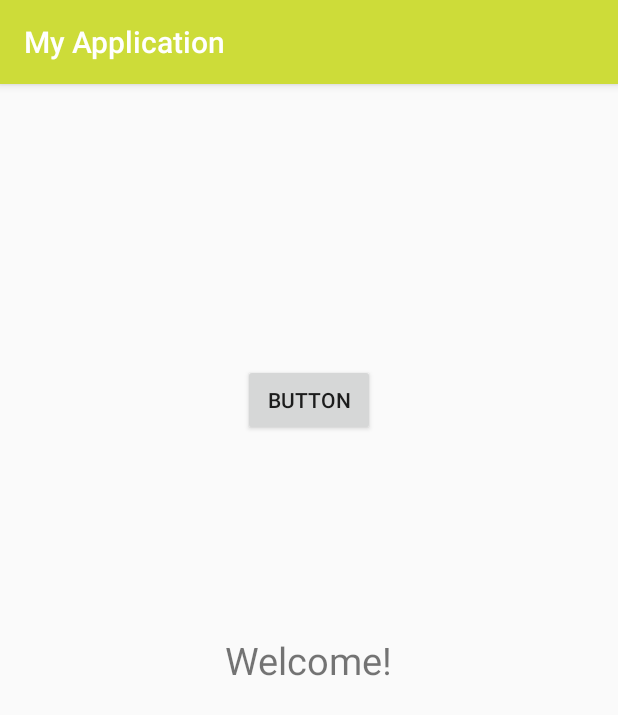
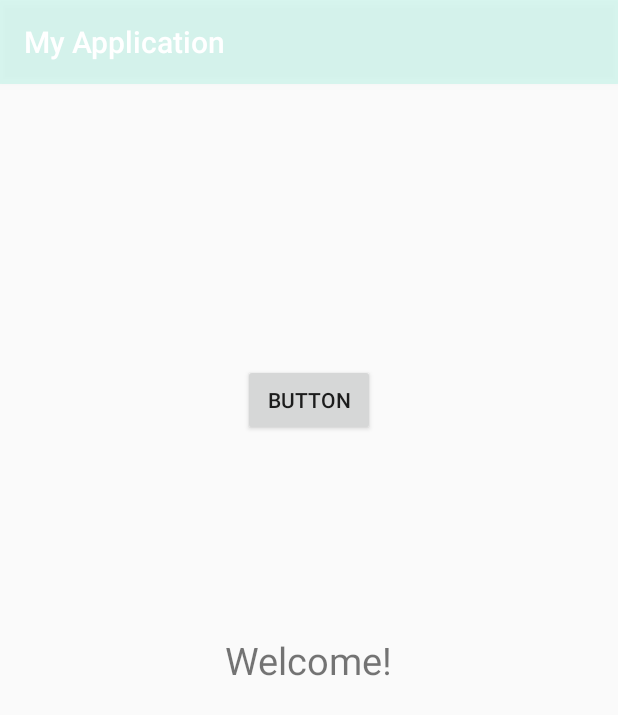
Before and after one commit to ClaudiuPredoana/AndroidApplication, an Android app: the screen it shows after launch (MainActivity), on a phone screen of 412 x 824 dp. Shown: the top 715 px of the screen. Run offline under Robolectric (Android 15) with nearby library versions, the phone set to English and light mode, and no system bars.

Commit message:
Change colors

```diff
--- a/app/src/main/res/values/colors.xml
+++ b/app/src/main/res/values/colors.xml
@@ -1,6 +1,6 @@
 <?xml version="1.0" encoding="utf-8"?>
 <resources>
-    <color name="colorPrimary">#CDDC39</color>
-    <color name="colorPrimaryDark">#FFC107</color>
-    <color name="colorAccent">#4CAF50</color>
+    <color name="colorPrimary">#251DE9B6</color>
+    <color name="colorPrimaryDark">#7A00E5FF</color>
+    <color name="colorAccent">#A4D500F9</color>
 </resources>
```
